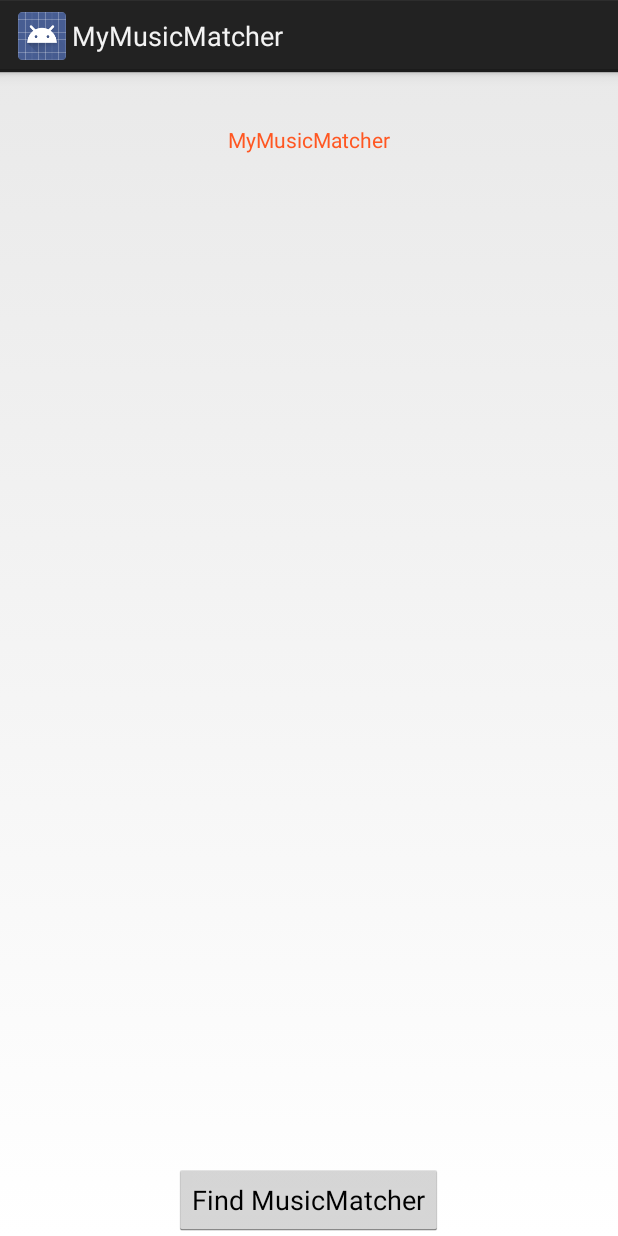
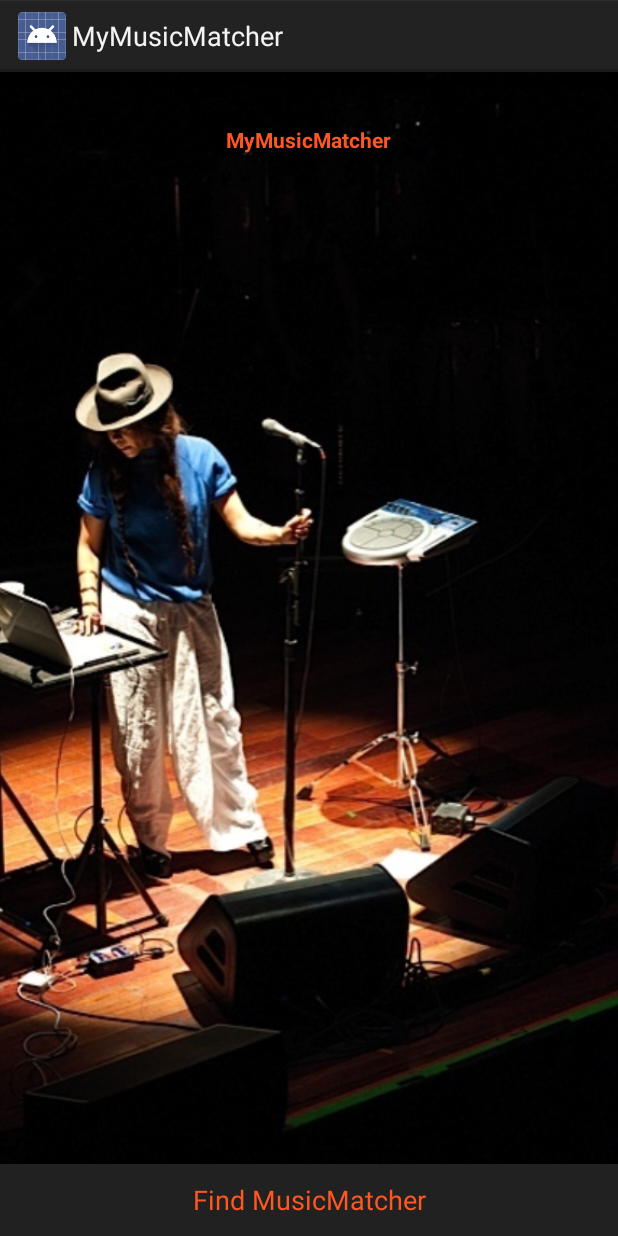
Before and after one commit to kavata9/MyMusicMatcher, an Android app: the screen it shows after launch (MainActivity), on a phone screen of 412 x 824 dp. Run offline under Robolectric (Android 15) with nearby library versions, the phone set to English and light mode, and no system bars.

Commit message:
add background image

```diff
--- a/app/src/main/res/layout/activity_main.xml
+++ b/app/src/main/res/layout/activity_main.xml
@@ -4,6 +4,13 @@ xmlns:tools="http://schemas.android.com/tools"
 android:layout_width="match_parent"
 android:layout_height="match_parent"
 tools:context="com.music.agnes.mymusicmatcher.MainActivity">
+
+    <ImageView
+        android:layout_width="wrap_content"
+        android:layout_height="match_parent"
+        android:id="@+id/imageView"
+        android:src="@drawable/backgroundmusic"
+        android:scaleType="centerCrop" />
 
 
 
@@ -15,15 +22,18 @@ tools:context="com.music.agnes.mymusicmatcher.MainActivity">
         android:layout_centerHorizontal="true"
         android:layout_marginTop="35dp"
         android:id="@+id/textView"
+        android:textStyle="bold"
         android:textColor="@color/colorPrimary"/>
 
     <Button
-        android:layout_width="wrap_content"
+        android:layout_width="match_parent"
         android:layout_height="wrap_content"
         android:text="Find MusicMatcher"
         android:id="@+id/button"
+        android:background="@color/colorAccent"
+        android:textColor="@color/colorTextIcons"
         android:layout_alignParentBottom="true"
-        android:layout_centerHorizontal="true" />
+        android:layout_centerHorizontal="true"/>
 
 
 </RelativeLayout>
```
Also changed, not shown: app/src/main/res/drawable/backgroundmusic.jpg (added).
